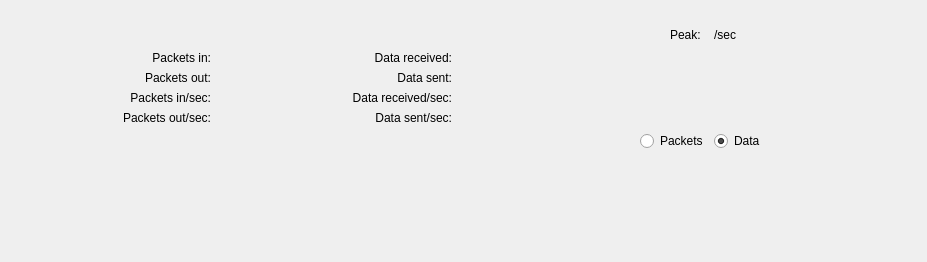
Before: the Qt Designer form Under Construction/Activity Monitor.app/Resources/activity_monitor/ui/tab_network.ui in helloSystem/Utilities, drawn with Qt 5.
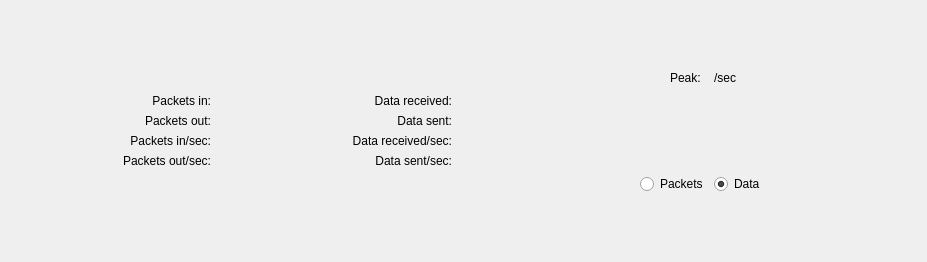
After: the same form once the commit is applied. Custom widgets are drawn as their Qt base class.

```diff
--- a/Under Construction/Activity Monitor.app/Resources/activity_monitor/ui/tab_network.ui
+++ b/Under Construction/Activity Monitor.app/Resources/activity_monitor/ui/tab_network.ui
@@ -43,7 +43,7 @@
                                 <enum>Qt::Vertical</enum>
                             </property>
                             <property name="sizeType">
-                                <enum>QSizePolicy::Fixed</enum>
+                                <enum>QSizePolicy::MinimumExpanding</enum>
                             </property>
                             <property name="sizeHint" stdset="0">
                                 <size>
```
